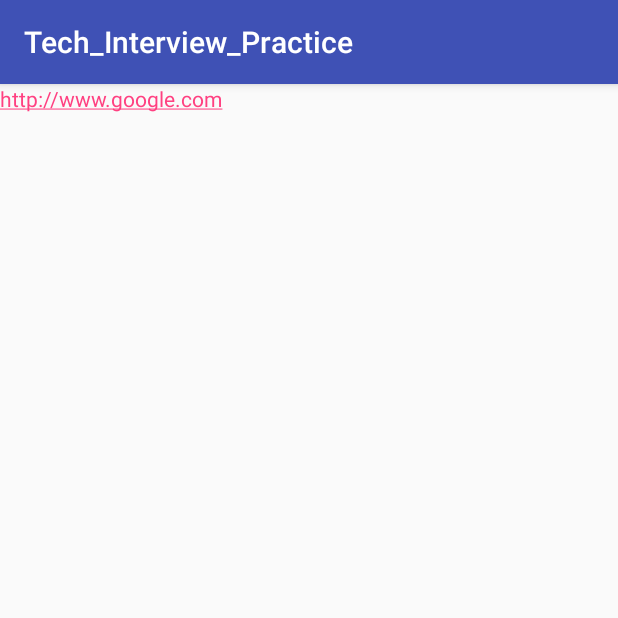
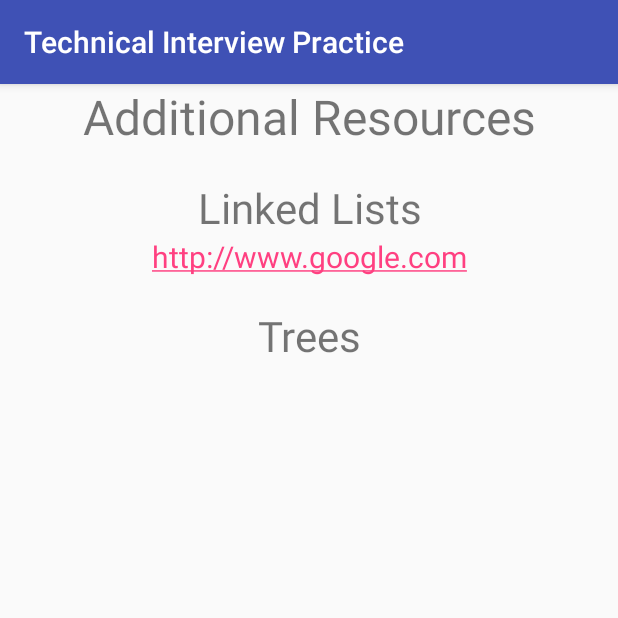
Before and after one commit to KLSharkey/Tech_Interview_Practice, an Android app: the OtherResources screen opened directly, with no data from a screen before it, on a phone screen of 412 x 824 dp, the top half of it. Run offline under Robolectric (Android 15) with nearby library versions, the phone set to English and light mode, and no system bars.

Commit message:
Updated Resources page with headers.

```diff
--- a/app/src/main/res/layout/activity_other_resources.xml
+++ b/app/src/main/res/layout/activity_other_resources.xml
@@ -4,14 +4,36 @@
     xmlns:tools="http://schemas.android.com/tools"
     android:layout_width="match_parent"
     android:layout_height="match_parent"
-    tools:context="com.kristensharkey.tech_interview_practice.OtherResources">
+    tools:context="com.kristensharkey.tech_interview_practice.OtherResources"
+    android:orientation="vertical">
 
+    <TextView
+        android:layout_width="match_parent"
+        android:layout_height="wrap_content"
+        android:text="@string/addRes"
+        android:textSize="32sp"
+        android:textAlignment="center"
+        android:layout_marginBottom="20dp"/>
+    <TextView
+        android:layout_width="match_parent"
+        android:layout_height="wrap_content"
+        android:text="@string/LLHeader"
+        android:textAlignment="center"
+        android:textSize="28sp"/>
     <TextView
         android:id="@string/linkTest"
         android:layout_width="match_parent"
-        android:layout_height="match_parent"
+        android:layout_height="wrap_content"
         android:autoLink="web"
         android:text="@string/linkTest"
-        />
+        android:textAlignment="center"
+        android:textSize="20sp"
+        android:layout_marginBottom="20dp" />
+    <TextView
+        android:layout_width="match_parent"
+        android:layout_height="wrap_content"
+        android:text="@string/TreeHeader"
+        android:textAlignment="center"
+        android:textSize="28sp"/>
 
 </LinearLayout>
--- a/app/src/main/res/values/strings.xml
+++ b/app/src/main/res/values/strings.xml
@@ -1,5 +1,5 @@
 <resources>
-    <string name="app_name">Tech_Interview_Practice</string>
+    <string name="app_name">Technical Interview Practice</string>
     <string name="title_activity_login">Sign in</string>
 
     <!-- Strings related to login -->
@@ -23,4 +23,7 @@
     <string name="LinkedLists">Linked Lists</string>
     <string name="Hash">Dictionaries and Hashtables</string>
     <string name="linkTest"><a href="http://www.google.com">http://www.google.com</a></string>
+    <string name="addRes">Additional Resources</string>
+    <string name="TreeHeader">Trees</string>
+    <string name="LLHeader">Linked Lists</string>
 </resources>
```
